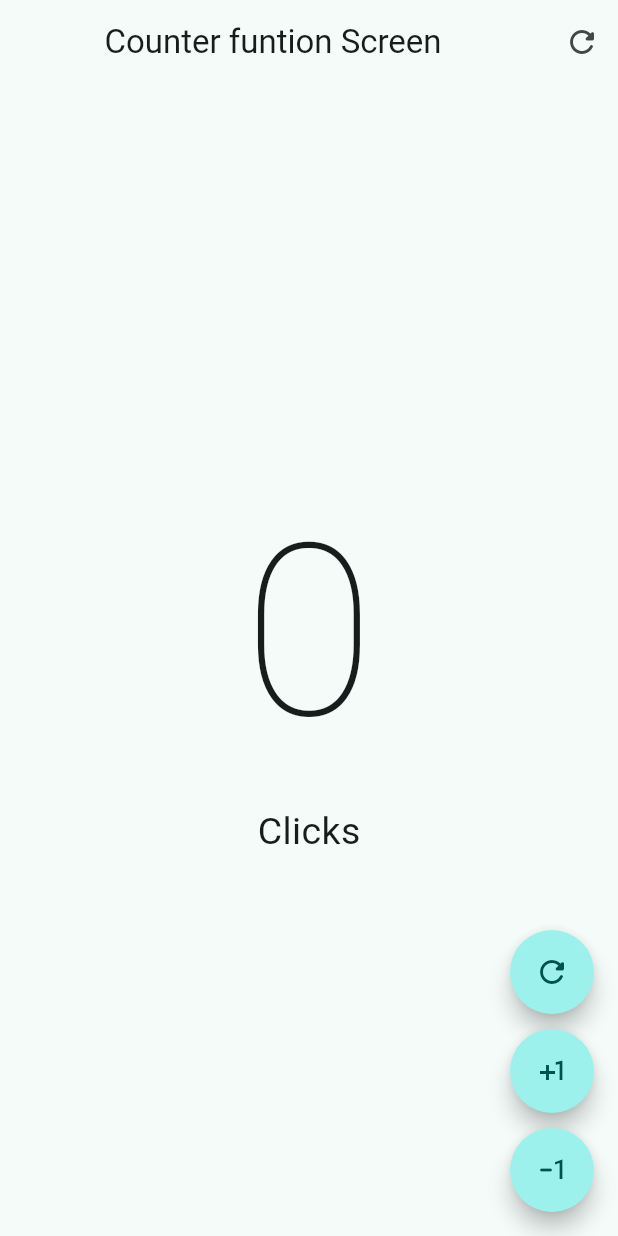
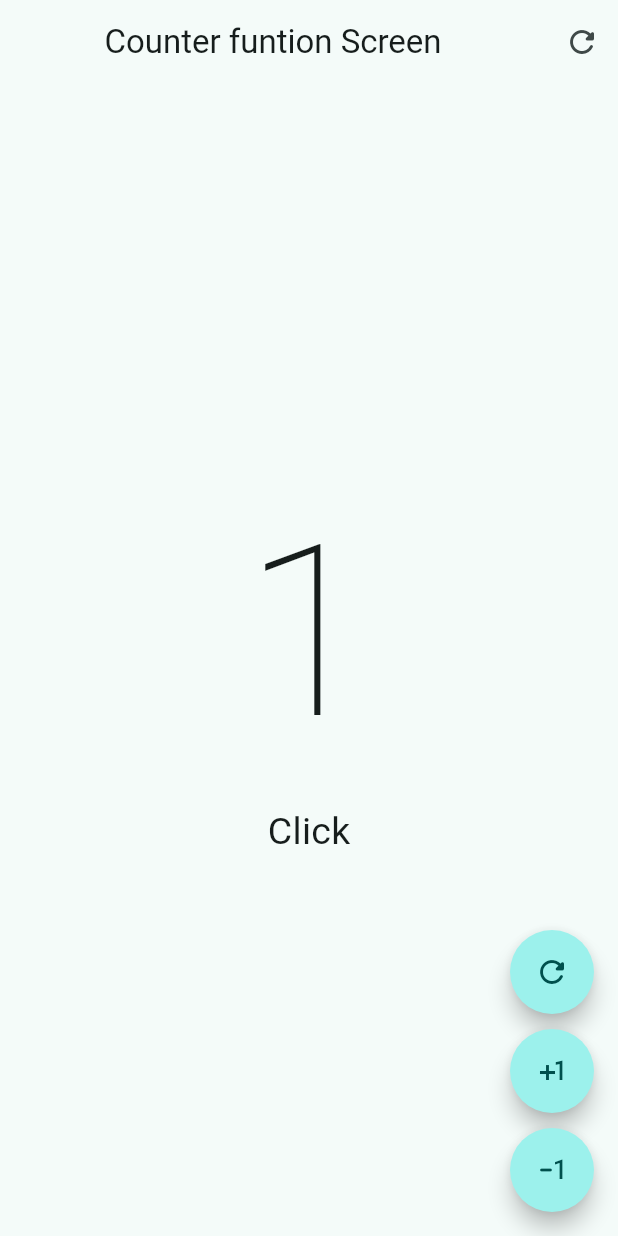
Before and after one commit to systems-apatrick/flutter_hello_word, a Flutter app: the screen it shows after launch, after a tap on the "plus one" icon, on a phone screen of 412 x 824 dp. Run offline on Flutter 3.47's test engine with Material 3 defaults, Android fonts, the phone set to English and light mode, and no system bars.

Commit message:
voidcallback, funcion como argumento

```diff
--- a/lib/presentation/screens/counter/counter_function_screen.dart
+++ b/lib/presentation/screens/counter/counter_function_screen.dart
@@ -44,21 +44,37 @@ class _CounterFunctionScreenState extends State<CounterFunctionScreen> {
           ),
         ),
         floatingActionButton:
-            const Column(mainAxisAlignment: MainAxisAlignment.end, children: [
+            Column(mainAxisAlignment: MainAxisAlignment.end, children: [
           CustomButton(
             icon: Icons.refresh_rounded,
+            onPress: () {
+              setState(() {
+                clickCounter = 0;
+              });
+            },
           ),
-          SizedBox(
+          const SizedBox(
             height: 10,
           ),
           CustomButton(
             icon: Icons.plus_one,
+            onPress: () {
+              setState(() {
+                clickCounter++;
+              });
+            },
           ),
-          SizedBox(
+          const SizedBox(
             height: 10,
           ),
           CustomButton(
             icon: Icons.exposure_minus_1_rounded,
+            onPress: () {
+              if (clickCounter == 0) return;
+              setState(() {
+                clickCounter--;
+              });
+            },
           ),
         ]));
   }
@@ -66,17 +82,20 @@ class _CounterFunctionScreenState extends State<CounterFunctionScreen> {
 
 class CustomButton extends StatelessWidget {
   final IconData icon;
+  final VoidCallback onPress;
 
   const CustomButton({
     super.key,
     required this.icon,
+    required this.onPress,
   });
 
   @override
   Widget build(BuildContext context) {
     return FloatingActionButton(
       shape: const StadiumBorder(),
-      onPressed: () {},
+      onPressed: onPress,
+      splashColor: Colors.red,
       child: Icon(icon),
     );
   }
```
